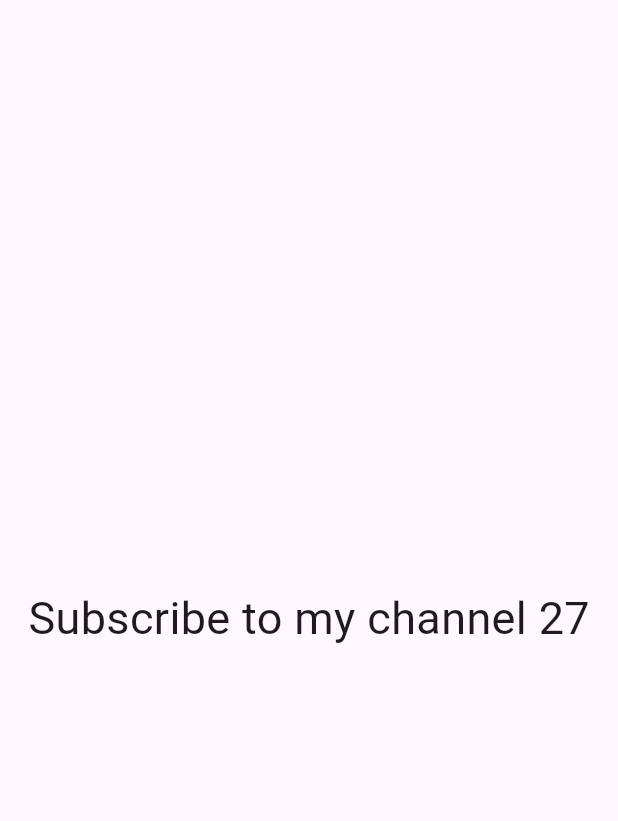
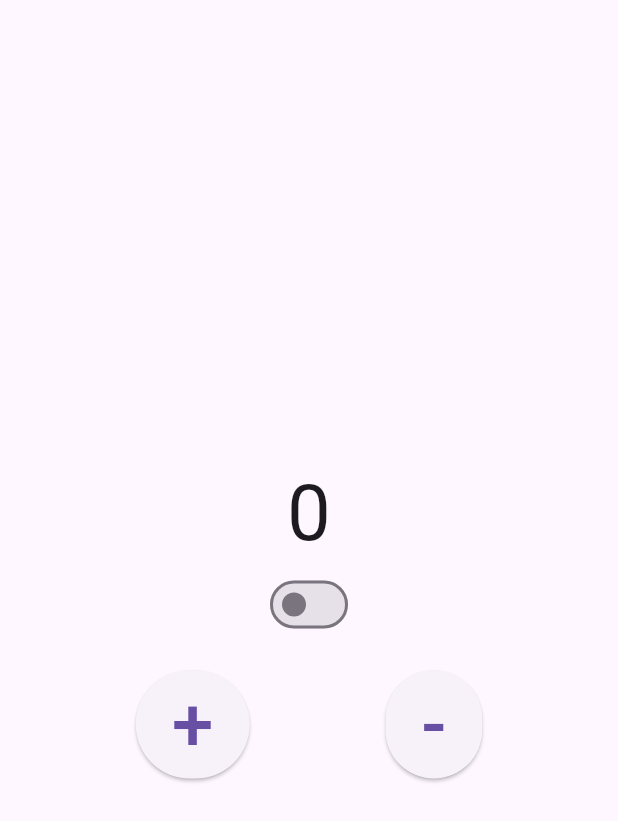
Before and after one commit to AbirHasanShuvo/state_project, a Flutter app: the screen it shows after launch, on a phone screen of 412 x 824 dp. Shown: the top 821 px of the screen. Run offline on Flutter 3.47's test engine with Material 3 defaults, Android fonts, the phone set to English and light mode, and no system bars; our stand-ins replace flutter_riverpod.

Commit message:
state provider basics are clear

```diff
--- a/lib/main.dart
+++ b/lib/main.dart
@@ -32,6 +32,7 @@ import 'package:flutter/cupertino.dart';
 import 'package:flutter/material.dart';
 import 'package:flutter_riverpod/flutter_riverpod.dart';
 import 'package:state_project/home_screen.dart';
+import 'package:state_project/state_provider.dart';
 
 void main(){
   runApp(MyApp());
@@ -45,7 +46,7 @@ class MyApp extends StatelessWidget {
     return ProviderScope(
       child: MaterialApp(
         debugShowCheckedModeBanner: false,
-        home: HomeScreen(),
+        home: StateProviderScreen(),
       ),
     );
   }
--- /dev/null
+++ b/lib/state_provider.dart
@@ -0,0 +1,66 @@
+import 'package:flutter/material.dart';
+import 'package:flutter_riverpod/flutter_riverpod.dart';
+import 'package:flutter_riverpod/legacy.dart';
+
+final counter = StateProvider<int>((ref) {
+  return 0;
+});
+
+final switchProvider = StateProvider<bool>((ref) {
+  return false;
+});
+
+class StateProviderScreen extends ConsumerWidget {
+  const StateProviderScreen({super.key});
+
+  @override
+  Widget build(BuildContext context, WidgetRef ref) {
+    print("build");
+    return Scaffold(
+      body: Column(
+        mainAxisAlignment: MainAxisAlignment.center,
+        children: [
+          //using this consumer it will update only the child
+          Consumer(
+            builder: (context, ref, child) {
+              print('build 2');
+              final count = ref.watch(counter);
+              return Text(count.toString(), style: TextStyle(fontSize: 52));
+            },
+          ),
+          Consumer(
+            builder: (context, ref, child) {
+              print('build 3');
+              final switchValue = ref.watch(switchProvider);
+              return Switch(
+                value: switchValue,
+                onChanged: (value) {
+                  ref.read(switchProvider.notifier).state = value;
+                },
+              );
+            },
+          ),
+          const SizedBox(height: 20),
+          Row(
+            mainAxisAlignment: MainAxisAlignment.spaceEvenly,
+            children: [
+              ElevatedButton(
+                onPressed: () {
+                  ref.read(counter.notifier).state++;
+                  //that's how i am updating the state of it
+                },
+                child: Text("+", style: TextStyle(fontSize: 50)),
+              ),
+              ElevatedButton(
+                onPressed: () {
+                  ref.read(counter.notifier).state--;
+                },
+                child: Text("-", style: TextStyle(fontSize: 50)),
+              ),
+            ],
+          ),
+        ],
+      ),
+    );
+  }
+}
```
